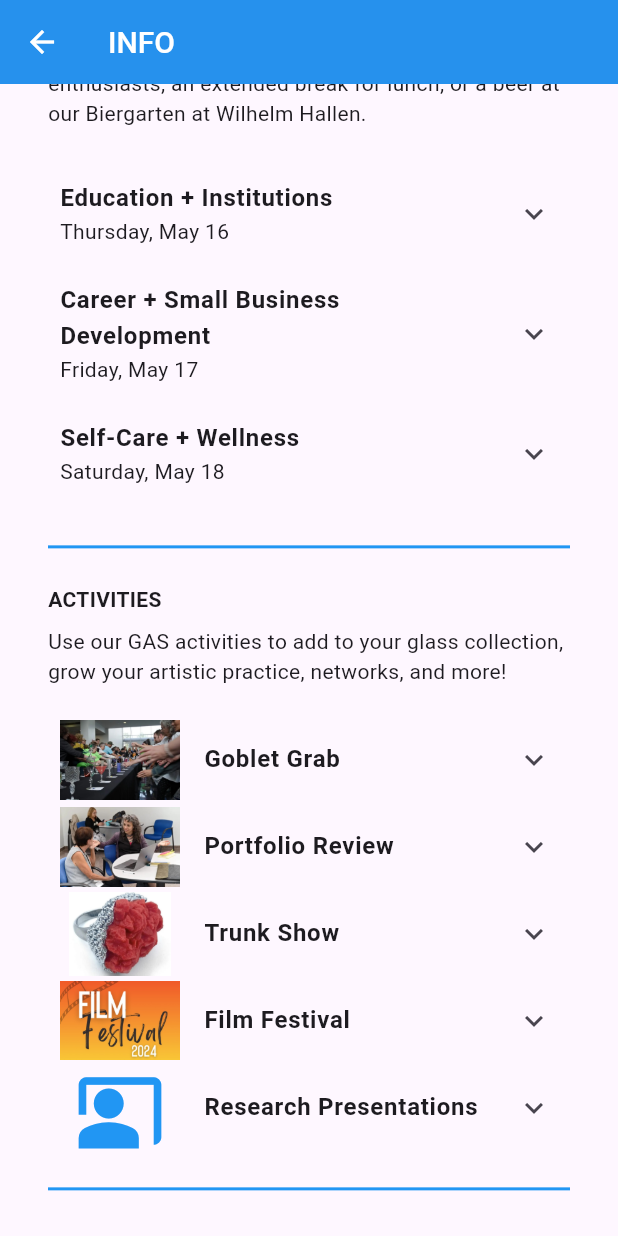
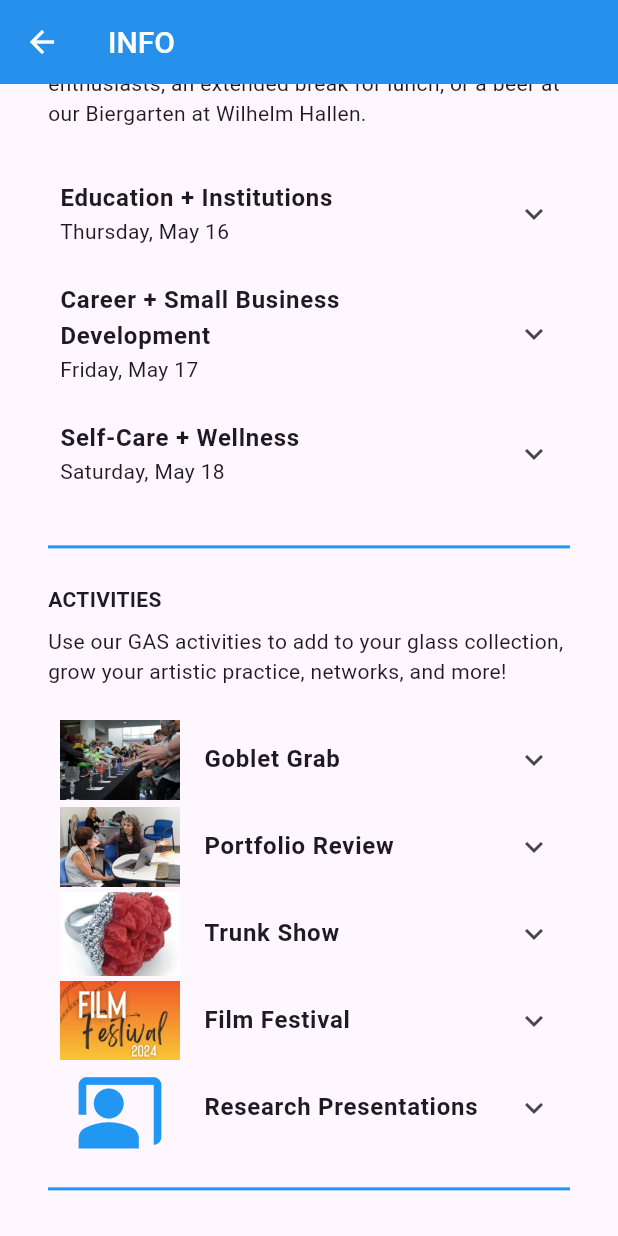
Before and after one commit to smoyerman/GAS-mobile-app, a Flutter app: the InfoScreen screen opened directly, scrolled down 1728 dp, on a phone screen of 412 x 824 dp. Run offline on Flutter 3.47's test engine with Material 3 defaults, Android fonts, the phone set to English and light mode, and no system bars; our stand-ins replace carousel_slider, firebase_analytics, firebase_core, firebase_messaging, font_awesome_flutter, google_maps_flutter and 2 more; missing offline and left inert: excel, multiselect; accounts and stored records are empty.

Commit message:
fix rendering of activities on info screen

```diff
--- a/lib/screens/info_screen.dart
+++ b/lib/screens/info_screen.dart
@@ -259,22 +259,11 @@ class InfoScreen extends StatelessWidget {
               ]
           ),
           ExpansionTile(
-              leading: Expanded(
-                flex: 2,
-                child: Padding(
-                  padding: const EdgeInsets.only(top: 0.0),
-                  child: Column(
-                    children: [
-                      Expanded(
-                        child: Container(child: Image.asset("images/Activities/TrunkShow.jpeg",
-                          width: 80,
-                          fit: BoxFit.scaleDown,
-                        ),
-                        ),
-                      ),
-                    ],
+              leading: Container(
+                  child: Image.asset("images/Activities/TrunkShow.jpeg",
+                    width: 80,
+                    fit: BoxFit.fitWidth,
                   ),
-                ),
               ),
               title: Text('Trunk Show',
                 style: TextStyle(fontWeight: FontWeight.bold, fontSize: 16),
@@ -359,23 +348,13 @@ class InfoScreen extends StatelessWidget {
               ]
           ),
           ExpansionTile(
-              leading: Expanded(
-                flex: 2,
-                child: Padding(
-                  padding: const EdgeInsets.only(top: 0.0, left: 10, right: 10),
-                  child: Column(
-                    children: [
-                      Expanded(
-                        child: Container(child: Icon(Icons.co_present,
-                          color: Colors.blue,
-                          size: 60.0,
-                        ),
-                        ),
-                      ),
-                    ],
+              leading: Container(
+                  child: Icon(Icons.co_present,
+                    color: Colors.blue,
+                    size: 60.0,
                   ),
+                  width: 80,
                 ),
-              ),
               title: Text('Research Presentations',
                 style: TextStyle(fontWeight: FontWeight.bold, fontSize: 16),
               ),
```
Also changed, not shown: lib/screens/talk_screen.dart (line endings or trailing spaces).
